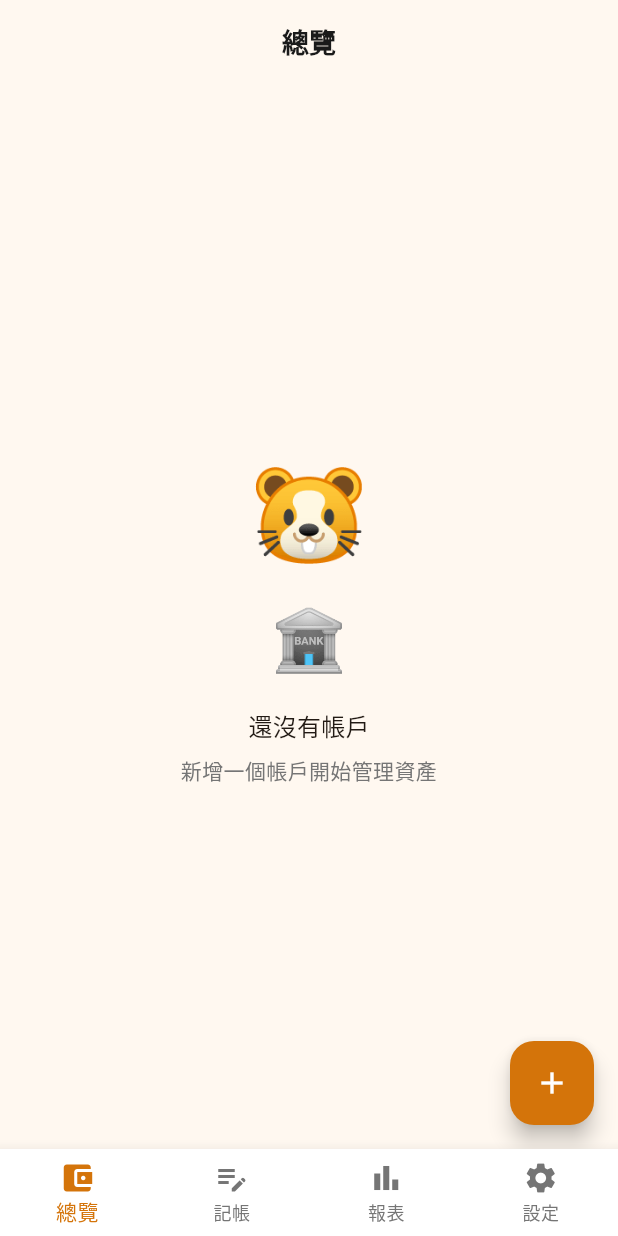
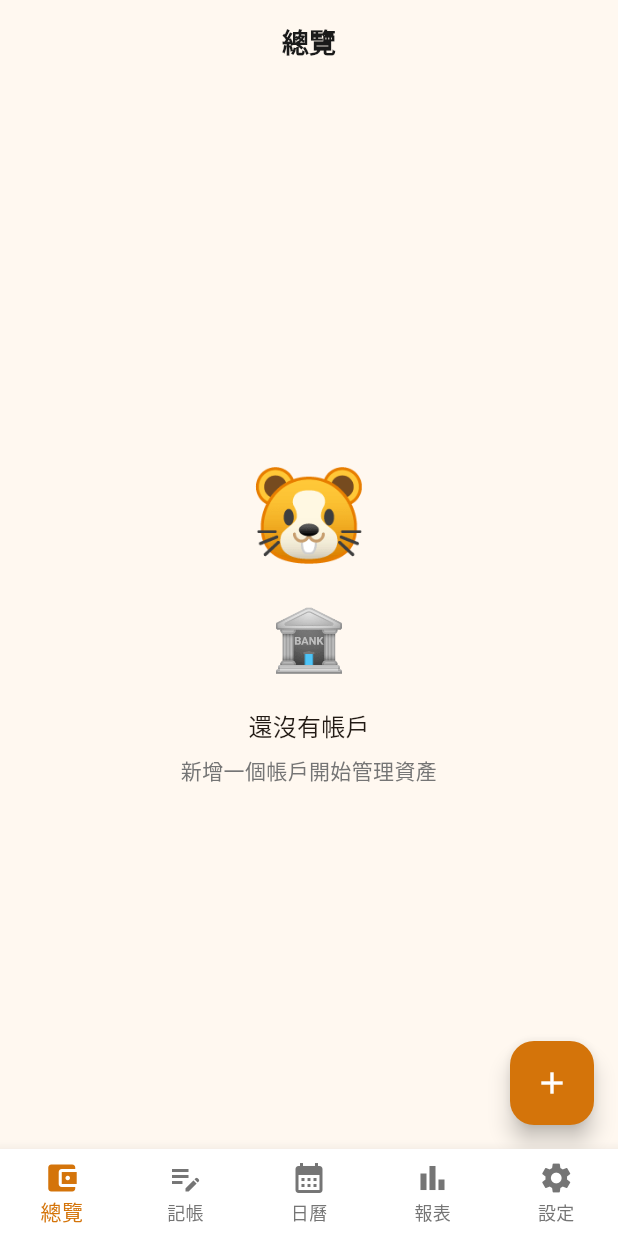
Before and after one commit to yun-20459/Hamster-Stash, a Flutter app: the screen it shows after launch, on a phone screen of 412 x 824 dp. Run offline on Flutter 3.47's test engine with Material 3 defaults, Android fonts, the phone set to English and light mode, and no system bars; our stand-ins replace fl_chart, flutter_riverpod, flutter_secure_storage, go_router, isar, table_calendar; accounts and stored records are empty; generated files the repository leaves out were written again.

Commit message:
feat: add calendar as 5th bottom navigation tab
Co-Authored-By: Claude Opus 4.6 <noreply@anthropic.com>

```diff
--- a/lib/app.dart
+++ b/lib/app.dart
@@ -3,6 +3,7 @@ import 'package:go_router/go_router.dart';
 import 'package:hamster_stash/core/theme/app_theme.dart';
 import 'package:hamster_stash/features/accounts/presentation/add_account_form.dart';
 import 'package:hamster_stash/features/asset_overview/presentation/overview_screen.dart';
+import 'package:hamster_stash/features/calendar/presentation/calendar_screen.dart';
 import 'package:hamster_stash/features/categories/presentation/category_management.dart';
 import 'package:hamster_stash/features/reports/presentation/reports_screen.dart';
 import 'package:hamster_stash/features/settings/presentation/settings_screen.dart';
@@ -39,6 +40,14 @@ final _router = GoRouter(
             GoRoute(
               path: '/bookkeeping',
               builder: (context, state) => const BookkeepingScreen(),
+            ),
+          ],
+        ),
+        StatefulShellBranch(
+          routes: [
+            GoRoute(
+              path: '/calendar',
+              builder: (context, state) => const CalendarScreen(),
             ),
           ],
         ),
@@ -99,6 +108,10 @@ class ScaffoldWithNavBar extends StatelessWidget {
               label: '總覽',
             ),
             BottomNavigationBarItem(icon: Icon(Icons.edit_note), label: '記帳'),
+            BottomNavigationBarItem(
+              icon: Icon(Icons.calendar_month),
+              label: '日曆',
+            ),
             BottomNavigationBarItem(icon: Icon(Icons.bar_chart), label: '報表'),
             BottomNavigationBarItem(icon: Icon(Icons.settings), label: '設定'),
           ],
--- a/lib/features/calendar/presentation/calendar_screen.dart
+++ b/lib/features/calendar/presentation/calendar_screen.dart
@@ -65,7 +65,9 @@ class _CalendarScreenState extends ConsumerState<CalendarScreen> {
       );
     });
 
-    return ListView(
+    return Scaffold(
+      appBar: AppBar(title: const Text('日曆')),
+      body: ListView(
         padding: const EdgeInsets.all(16),
         children: [
           TableCalendar<void>(
@@ -83,7 +85,8 @@ class _CalendarScreenState extends ConsumerState<CalendarScreen> {
               setState(() => _focusedDay = focusedDay);
             },
             calendarBuilders: CalendarBuilders(
-            defaultBuilder: (ctx, day, focused) => _dayCell(day, dailySpending),
+              defaultBuilder: (ctx, day, focused) =>
+                  _dayCell(day, dailySpending),
               todayBuilder: (ctx, day, focused) => _dayCell(day, dailySpending),
               selectedBuilder: (ctx, day, focused) =>
                   _dayCell(day, dailySpending, isSelected: true),
@@ -99,6 +102,7 @@ class _CalendarScreenState extends ConsumerState<CalendarScreen> {
           const SizedBox(height: 8),
           _buildDayDetail(dayTransactions, dailySpending),
         ],
+      ),
     );
   }
 
```
Also changed, not shown: 6 other files. Lines whose indentation alone changed are shown as unchanged.
